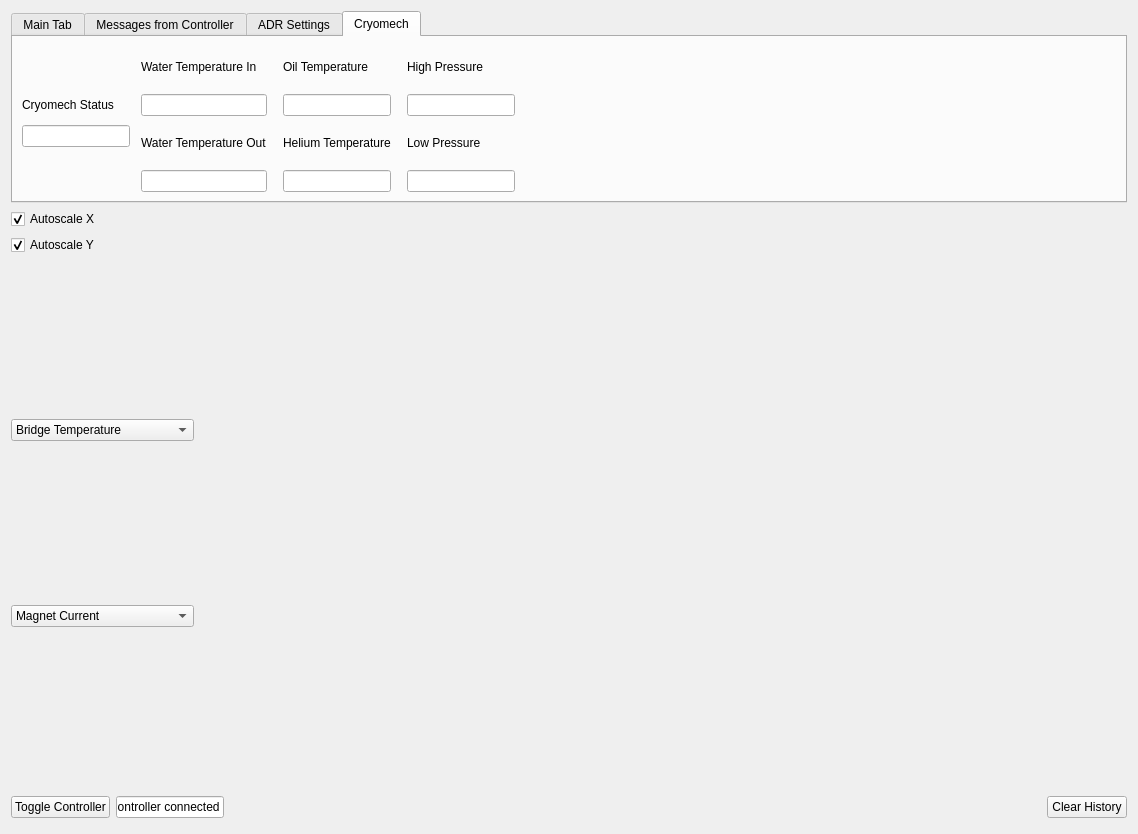
First picture: the form in ui_devel/gui.ui, repository ColumbiaCMB/adr_control, before the edit.
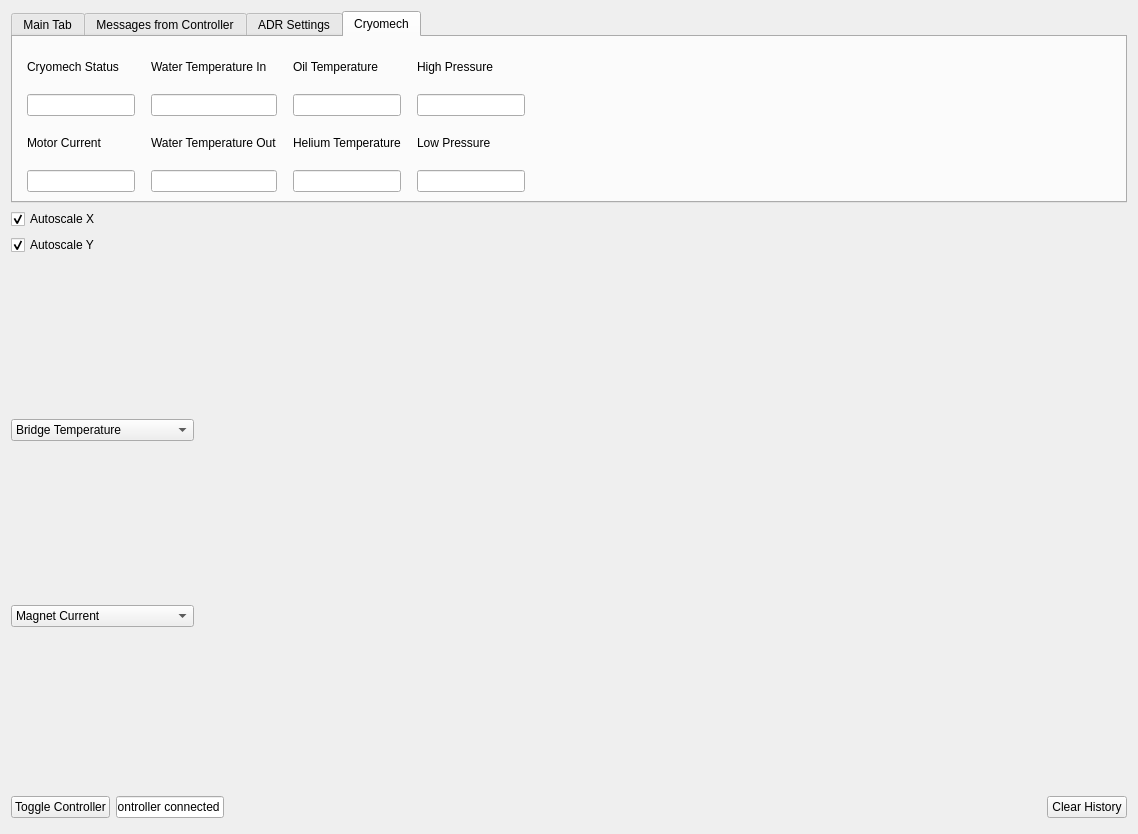
Second picture: the form after the edit. The open tabs and pages were chosen to show the change.

```diff
--- a/ui_devel/gui.ui
+++ b/ui_devel/gui.ui
@@ -1223,16 +1223,16 @@
          <item row="0" column="0">
           <layout class="QVBoxLayout" name="verticalLayout_19">
            <property name="leftMargin">
-            <number>0</number>
+            <number>5</number>
            </property>
            <property name="topMargin">
-            <number>45</number>
+            <number>0</number>
            </property>
            <property name="rightMargin">
-            <number>0</number>
+            <number>5</number>
            </property>
            <property name="bottomMargin">
-            <number>45</number>
+            <number>0</number>
            </property>
            <item>
             <widget class="QLabel" name="label_18">
@@ -1263,6 +1263,26 @@
              </property>
             </widget>
            </item>
+           <item>
+            <widget class="QLabel" name="label_32">
+             <property name="text">
+              <string>Motor Current</string>
+             </property>
+            </widget>
+           </item>
+           <item>
+            <widget class="QLineEdit" name="motor_current_value">
+             <property name="sizePolicy">
+              <sizepolicy hsizetype="Fixed" vsizetype="Fixed">
+               <horstretch>0</horstretch>
+               <verstretch>0</verstretch>
+              </sizepolicy>
+             </property>
+             <property name="readOnly">
+              <bool>true</bool>
+             </property>
+            </widget>
+           </item>
           </layout>
          </item>
         </layout>
```
